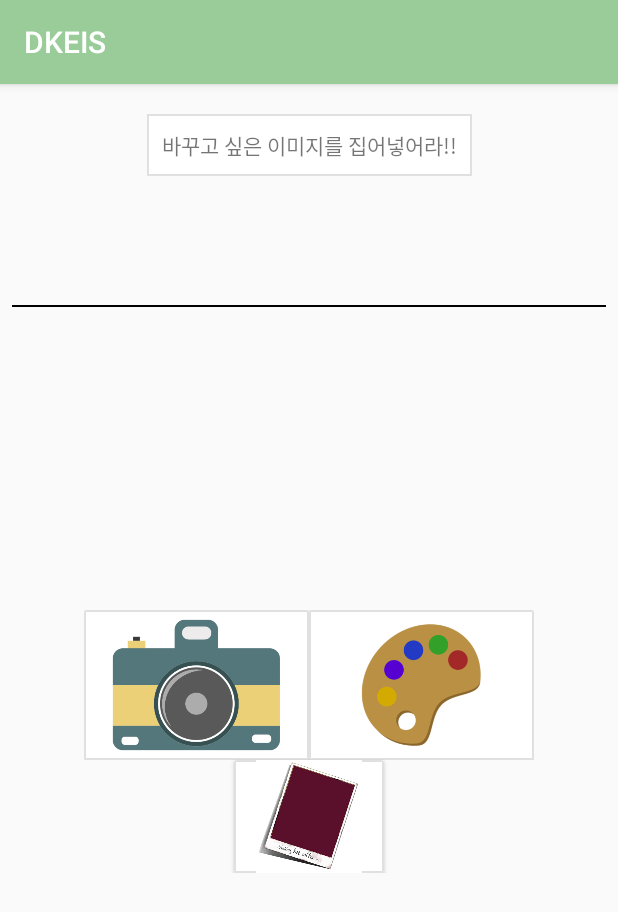
After one commit to DKEIS/Android_First, an Android app: the ImageTransferActivity screen opened directly, with no data from a screen before it, on a phone screen of 412 x 824 dp. The commit adds this screen. Shown: the top 912 px of the screen. Run offline under Robolectric (Android 15) with nearby library versions, the light colour scheme and no system bars; libraries missing offline, so code that uses them is left out: com.koushikdutta.async, com.koushikdutta.ion; pictures from the network do not load.

Commit message:
Hyojong branch Merge

```diff
--- a/app/src/main/AndroidManifest.xml
+++ b/app/src/main/AndroidManifest.xml
@@ -34,7 +34,9 @@
         </provider>
 
         <activity android:name=".Adapter.StyleActivity" />
-        <activity android:name=".ChangeActivity"></activity>
+        <activity android:name=".ChangeActivity" />
+        <activity android:name=".ImageTransferActivity" />
+        <activity android:name=".CycleGanActivity"></activity>
     </application>
 
 </manifest>
--- /dev/null
+++ b/app/src/main/java/com/example/hyojong/dkeis/ImageTransferActivity.java
@@ -0,0 +1,201 @@
+package com.example.hyojong.dkeis;
+
+import android.content.Intent;
+import android.graphics.Bitmap;
+import android.net.Uri;
+import android.os.Environment;
+import android.provider.MediaStore;
+import android.support.v7.app.ActionBar;
+import android.support.v7.app.AppCompatActivity;
+import android.os.Bundle;
+import android.util.Log;
+import android.view.View;
+import android.widget.ImageView;
+import android.widget.TextView;
+
+import com.bumptech.glide.Glide;
+import com.example.hyojong.dkeis.Adapter.StyleActivity;
+import com.google.android.gms.common.api.Response;
+import com.koushikdutta.async.future.Future;
+import com.koushikdutta.async.future.FutureCallback;
+import com.koushikdutta.ion.Ion;
+
+
+import java.io.BufferedOutputStream;
+import java.io.File;
+import java.io.FileOutputStream;
+
+
+public class ImageTransferActivity extends AppCompatActivity {
+    private String userUid;
+    private ActionBar actionBar;
+
+    private TextView content;
+    private ImageView selectImage;
+    private ImageView styleimage;
+    private ImageView changeImage;
+    private String path, userURL, styleURL;
+
+    private String absoultePath;
+    Uri photoUri;
+    private String currentPhotoPath;//실제 사진 파일 경로
+    String mImageCaptureName;//이미지 이름
+
+    @Override
+    protected void onCreate(Bundle savedInstanceState) {
+        super.onCreate(savedInstanceState);
+        setContentView(R.layout.activity_image_transfer);
+
+        //actionBar = getSupportActionBar();
+        //actionBar.hide();
+
+        Intent intent = getIntent();
+        userUid = intent.getStringExtra("userUid");
+
+        content = (TextView) findViewById(R.id.content);
+        content.setText("바꾸고 싶은 이미지를 집어넣어라!!");
+
+        selectImage = (ImageView)findViewById(R.id.cameraimage);
+        styleimage = (ImageView)findViewById(R.id.paintimage);
+        changeImage = (ImageView)findViewById(R.id.albumimage);
+
+        // 자신의 사진 선택
+        selectImage.setOnClickListener(new View.OnClickListener() {
+            @Override
+            public void onClick(View view) {
+                takeAlbumAction();
+            }
+        });
+
+        //  Style 선택
+        styleimage.setOnClickListener(new View.OnClickListener() {
+            @Override
+            public void onClick(View view) {
+                Intent intent = new Intent(ImageTransferActivity.this, StyleActivity.class);
+                startActivityForResult(intent,3);
+            }
+        });
+
+        // 변환
+        changeImage.setOnClickListener(new View.OnClickListener() {
+            @Override
+            public void onClick(View view) {
+                // Node.js or JSP 파일 업로드[][][][][][][][][][][][][]][][][][][][][]
+                // 1) User Image 웹 서버에 업로드, 2) Style URL 전송, 3) Node js 호출?
+                //path = getPathFromURI(selectImage.set);
+                path = absoultePath;
+                //System.out.println("###############PATH: " + path);
+                File f = new File(path);
+                com.koushikdutta.async.future.Future uploading = Ion.with(ImageTransferActivity.this)
+                        //.load("http://192.168.150.1:8080/upload")
+                        .load("http://114.70.234.172:3004/upload")
+                        .setMultipartFile("image", f)
+                        .setMultipartParameter("style", styleURL)
+                        .asString()
+                        .withResponse()
+                        .setCallback(new FutureCallback<com.koushikdutta.ion.Response<String>>() {
+                            @Override
+                            public void onCompleted(Exception e, com.koushikdutta.ion.Response<String> result) {
+                                try {
+
+                                    userURL = "http://114.70.234.172:3004/transfer/trans-"+ (absoultePath.split("/")[absoultePath.split("/").length-1]);
+                                    //System.out.println("@@@@@@@@@@@@@@@@@@@" + userURL);
+                                    String msg = result.getResult();
+
+                                    //Toast.makeText(getContext(), msg, Toast.LENGTH_SHORT).show();
+
+                                    Intent intent = new Intent(ImageTransferActivity.this, ChangeActivity.class);
+                                    intent.putExtra("msg", msg);
+                                    intent.putExtra("userURL", userURL);
+                                    startActivity(intent);
+
+                                } catch (Exception e1) {
+                                    e1.printStackTrace();
+                                }
+
+                            }
+                        });
+
+            }
+        });
+    }
+
+    public void takeAlbumAction() {
+        Intent intent = new Intent(Intent.ACTION_PICK);
+        intent.setType(MediaStore.Images.Media.CONTENT_TYPE);
+        startActivityForResult(intent, 1);
+    }
+
+    @Override
+    public void onActivityResult(int requestCode ,int resultCode, Intent data) {
+        super.onActivityResult(requestCode, resultCode, data);
+
+        switch (requestCode) {
+            case 1:
+                photoUri = data.getData();
+                //styleURL = photoUri.getPath().toString();
+                Log.d("Get Photo", photoUri.getPath().toString());
+            case 0:
+
+                Intent intent = new Intent("com.android.camera.action.CROP");
+                intent.setDataAndType(photoUri, "image/*");
+
+                intent.putExtra("outputX", 200);
+                intent.putExtra("outputY",200);
+                intent.putExtra("aspectX", 1);
+                intent.putExtra("aspectY", 1);
+                intent.putExtra("scale", true);
+                intent.putExtra("return-data",true);
+                startActivityForResult(intent, 2);
+
+                break;
+
+            case 2:
+                final Bundle extras = data.getExtras();
+                String filepath = Environment.getExternalStorageDirectory().getAbsolutePath() + "/DKEIS/" + System.currentTimeMillis() +".jpg";
+
+                if(extras != null) {
+                    Bitmap photo = extras.getParcelable("data");
+                    selectImage.setImageBitmap(photo);
+                    storeCropImage(photo, filepath);
+                    absoultePath = filepath;
+                    //System.out.println("#########FILEPATH:" + absoultePath);
+
+                }
+                break;
+            case 3:
+                Intent intents = data;
+                String url = intents.getStringExtra("url");
+                styleURL = url;
+                Glide.with(ImageTransferActivity.this).load(url).into(styleimage);
+                break;
+
+            default:
+                System.out.println("!!!!!1취소");
+                break;
+        }
+    }
+
+    private void storeCropImage(Bitmap bitmap, String filePath){
+        String dirPath = Environment.getExternalStorageDirectory().getAbsolutePath() + "/DKEIS";
+        File directory_DKEIS = new File(dirPath);
+        if(!directory_DKEIS.exists())
+            directory_DKEIS.mkdir();
+
+        File copyFile = new File(filePath);
+        BufferedOutputStream out = null;
+
+        try {
+            copyFile.createNewFile();
+            out = new BufferedOutputStream(new FileOutputStream(copyFile));
+            bitmap.compress(Bitmap.CompressFormat.JPEG, 100, out);
+
+            // sendBroadcast(new Intent(Intent.ACTION_MEDIA_SCANNER_SCAN_FILE, Uri.fromFile(copyFile)));
+            out.flush();
+            out.close();
+
+        } catch (Exception e) {
+            e.printStackTrace();
+        }
+    }
+}
--- /dev/null
+++ b/app/src/main/res/layout/activity_image_transfer.xml
@@ -0,0 +1,128 @@
+<?xml version="1.0" encoding="utf-8"?>
+<android.support.constraint.ConstraintLayout xmlns:android="http://schemas.android.com/apk/res/android"
+    xmlns:app="http://schemas.android.com/apk/res-auto"
+    xmlns:tools="http://schemas.android.com/tools"
+    android:layout_width="match_parent"
+    android:layout_height="match_parent"
+    android:gravity="center"
+    android:background="@android:color/transparent"
+    tools:context=".ImageTransferActivity">
+
+    <TextView
+        android:id="@+id/content"
+        android:layout_width="wrap_content"
+        android:layout_height="wrap_content"
+        android:layout_marginTop="8dp"
+        android:background="@drawable/frame_shadow"
+        android:padding="10dp"
+        android:text="TextView"
+        app:layout_constraintBottom_toBottomOf="parent"
+        app:layout_constraintEnd_toEndOf="parent"
+        app:layout_constraintStart_toStartOf="parent"
+        app:layout_constraintTop_toTopOf="parent"
+        app:layout_constraintVertical_bias="0.017" />
+
+    <View
+        android:id="@+id/view"
+        android:layout_width="match_parent"
+        android:layout_height="1dp"
+        android:layout_centerInParent="true"
+        android:layout_marginBottom="8dp"
+        android:layout_marginEnd="8dp"
+        android:layout_marginLeft="8dp"
+        android:layout_marginRight="8dp"
+        android:layout_marginStart="8dp"
+        android:layout_marginTop="8dp"
+        android:background="#000000"
+        app:layout_constraintBottom_toBottomOf="parent"
+        app:layout_constraintEnd_toEndOf="parent"
+        app:layout_constraintHorizontal_bias="1.0"
+        app:layout_constraintStart_toStartOf="parent"
+        app:layout_constraintTop_toBottomOf="@+id/content"
+        app:layout_constraintVertical_bias="0.113" />
+
+    <LinearLayout
+        android:layout_width="wrap_content"
+        android:layout_height="wrap_content"
+        android:layout_marginBottom="168dp"
+        android:layout_marginEnd="8dp"
+        android:layout_marginLeft="8dp"
+        android:layout_marginRight="8dp"
+        android:layout_marginStart="8dp"
+        android:layout_marginTop="8dp"
+        android:orientation="vertical"
+        android:gravity="center"
+        app:layout_constraintBottom_toBottomOf="parent"
+        app:layout_constraintEnd_toEndOf="parent"
+        app:layout_constraintStart_toStartOf="parent"
+        app:layout_constraintTop_toBottomOf="@+id/view"
+        app:layout_constraintVertical_bias="0.723">
+
+        <LinearLayout
+            android:layout_width="wrap_content"
+            android:layout_height="wrap_content"
+            android:orientation="horizontal">
+
+            <android.support.v7.widget.CardView
+                android:id="@+id/cardView"
+                android:layout_width="match_parent"
+                android:layout_height="match_parent"
+                android:layout_weight="1"
+                app:layout_constraintStart_toStartOf="parent"
+                tools:layout_editor_absoluteY="151dp">
+
+                <ImageView
+                    android:id="@+id/cameraimage"
+                    android:layout_width="150dp"
+                    android:layout_height="100dp"
+                    android:layout_weight="1"
+                    android:background="@drawable/frame_shadow"
+                    android:padding="5dp"
+                    android:scaleType="centerInside"
+                    android:src="@drawable/camera_icon" />
+
+            </android.support.v7.widget.CardView>
+
+            <android.support.v7.widget.CardView
+                android:layout_width="match_parent"
+                android:layout_height="match_parent"
+
+                app:layout_constraintEnd_toEndOf="parent"
+                app:layout_constraintHorizontal_bias="0.846"
+                app:layout_constraintStart_toEndOf="@+id/cardView"
+                tools:layout_editor_absoluteY="151dp">
+
+                <ImageView
+                    android:id="@+id/paintimage"
+                    android:layout_width="150dp"
+                    android:layout_height="100dp"
+                    android:layout_weight="1"
+                    android:background="@drawable/frame_shadow"
+                    android:padding="5dp"
+                    android:src="@drawable/paint_icon"
+                    tools:layout_editor_absoluteX="3dp"
+                    tools:layout_editor_absoluteY="205dp" />
+            </android.support.v7.widget.CardView>
+        </LinearLayout>
+
+        <android.support.v7.widget.CardView
+            android:id="@+id/cardView2"
+            android:layout_width="wrap_content"
+            android:layout_height="wrap_content"
+            app:layout_constraintBottom_toBottomOf="parent"
+            app:layout_constraintEnd_toEndOf="parent"
+            app:layout_constraintStart_toStartOf="parent">
+
+            <ImageView
+                android:id="@+id/albumimage"
+                android:layout_width="100dp"
+                android:layout_height="75dp"
+                android:layout_weight="1"
+                android:background="@drawable/frame_shadow"
+                android:src="@drawable/album_image" />
+        </android.support.v7.widget.CardView>
+
+    </LinearLayout>
+
+
+</android.support.constraint.ConstraintLayout>
```
Also changed, not shown: app/src/main/java/com/example/hyojong/dkeis/CycleGanActivity.java (added, +13 -0 lines), app/src/main/java/com/example/hyojong/dkeis/MainActivity.java (+38 -5 lines), app/src/main/java/com/example/hyojong/dkeis/MainRecyclerAdapter/MainListAdapter.java (added, +94 -0 lines), app/src/main/java/com/example/hyojong/dkeis/MainRecyclerAdapter/MainListItem.java (added, +46 -0 lines), app/src/main/res/layout/activity_cycle_gan.xml (added, +9 -0 lines), app/src/main/res/layout/activity_main.xml (+35 -13 lines), 1 other file.
